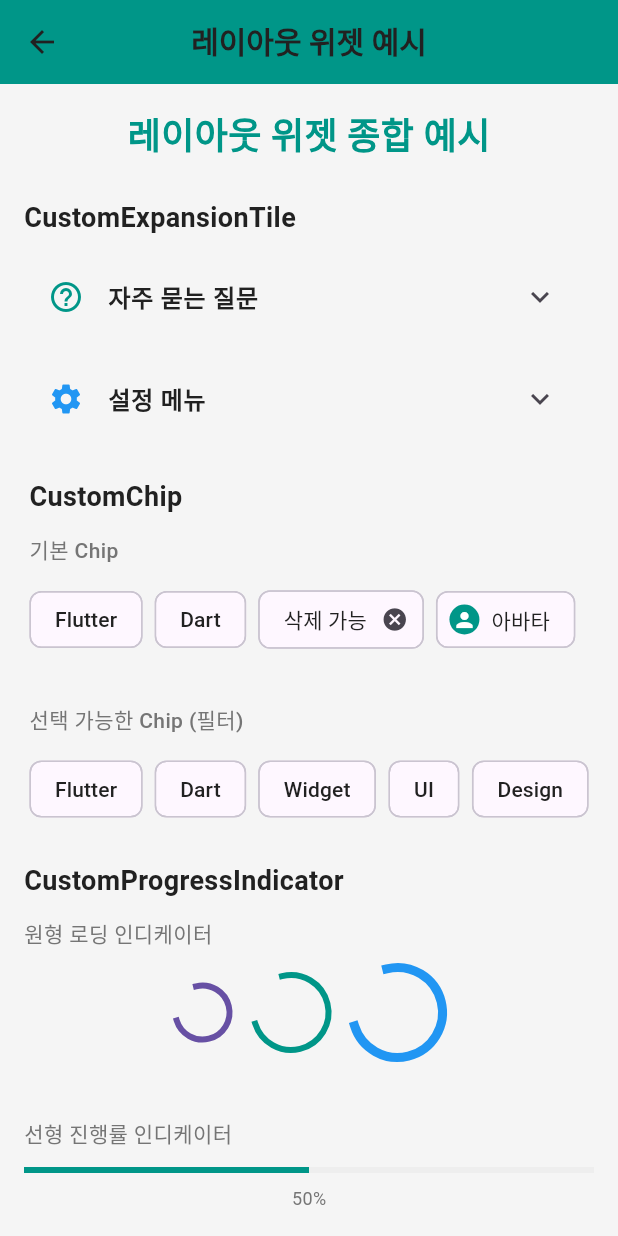
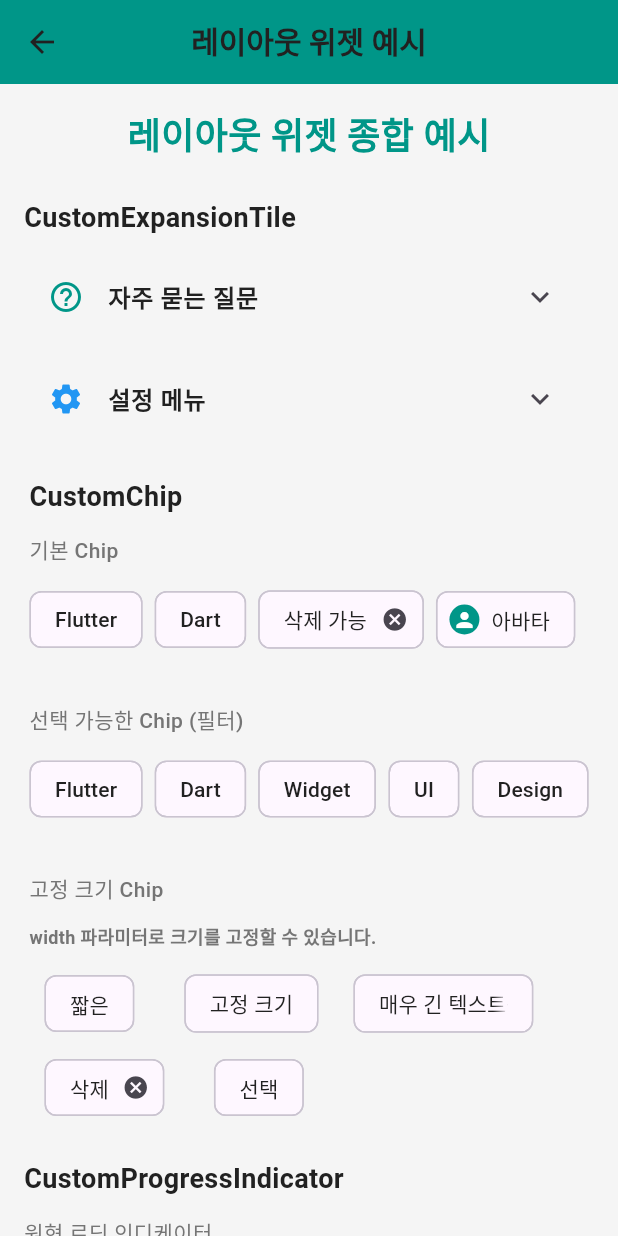
Before and after one commit to cheng80/custom_test_app, a Flutter app: the LayoutWidgetsPage screen opened by its route, on a phone screen of 412 x 824 dp. Run offline on Flutter 3.47's test engine with Material 3 defaults, Android fonts, the light colour scheme and no system bars; our stand-ins replace shared_preferences; accounts and stored records are empty.

Commit message:
feat: CustomChip width 속성 추가 및 CustomDrawer middleChildren, bottomChildren 기능 문서화
- CustomChip에 width 파라미터 추가 (크기 고정 옵션)
- CustomDrawer의 middleChildren, bottomChildren 기능 문서화
- layout_widgets_page에 고정 크기 Chip 예시 추가
- 관련 레퍼런스 문서 업데이트

````diff
--- a/lib/custom/custom_chip.dart
+++ b/lib/custom/custom_chip.dart
@@ -46,6 +46,7 @@ Color? _getThemeChipSelectedTextColor(BuildContext context) {
 /// ```dart
 /// CustomChip(label: "태그", onDeleted: () {})
 /// CustomChip(label: "필터", selectable: true, selected: true, onSelected: (selected) {})
+/// CustomChip(label: "고정 크기", width: 120) // 크기 고정
 /// ```
 class CustomChip extends StatelessWidget {
   /// Chip에 표시할 라벨 (필수)
@@ -97,6 +98,9 @@ class CustomChip extends StatelessWidget {
   /// 툴팁 메시지
   final String? tooltip;
 
+  /// Chip의 너비 (지정하면 크기 고정, 생략하면 유동적)
+  final double? width;
+
   const CustomChip({
     super.key,
     required this.label,
@@ -115,6 +119,7 @@ class CustomChip extends StatelessWidget {
     this.iconSize,
     this.deleteIcon,
     this.tooltip,
+    this.width,
   }) : assert(
          !selectable || onSelected != null || !selected,
          'selectable이 true일 때 onSelected가 제공되어야 합니다.',
@@ -141,9 +146,11 @@ class CustomChip extends StatelessWidget {
       labelWidget = label as Widget;
     }
 
+    Widget chip;
+
     // 선택 가능한 Chip
     if (selectable) {
-      return ChoiceChip(
+      chip = ChoiceChip(
         label: labelWidget,
         selected: selected,
         onSelected: onSelected,
@@ -170,10 +177,9 @@ class CustomChip extends StatelessWidget {
             : null,
       );
     }
-
     // 삭제 가능한 Chip
-    if (onDeleted != null) {
-      return Chip(
+    else if (onDeleted != null) {
+      chip = Chip(
         label: labelWidget,
         onDeleted: onDeleted,
         avatar: avatar,
@@ -194,9 +200,9 @@ class CustomChip extends StatelessWidget {
             : null,
       );
     }
-
     // 기본 Chip
-    Widget chip = Chip(
+    else {
+      chip = Chip(
         label: labelWidget,
         avatar: avatar,
         backgroundColor: backgroundColor,
@@ -210,12 +216,21 @@ class CustomChip extends StatelessWidget {
               )
             : null,
       );
+    }
 
     // tooltip이 있는 경우 Tooltip으로 감싸기
     if (tooltip != null) {
       chip = Tooltip(message: tooltip, child: chip);
     }
 
+    // width가 지정되면 크기 고정
+    if (width != null) {
+      chip = SizedBox(
+        width: width,
+        child: chip,
+      );
+    }
+
     return chip;
   }
 }
--- a/lib/pages/layout_widgets_page.dart
+++ b/lib/pages/layout_widgets_page.dart
@@ -194,6 +194,50 @@ class _LayoutWidgetsPageState extends State<LayoutWidgetsPage> {
                         color: Colors.teal,
                         fontWeight: FontWeight.bold,
                       ),
+                    const SizedBox(height: 8),
+                    CustomText(
+                      "고정 크기 Chip",
+                      fontSize: 14,
+                      fontWeight: FontWeight.w500,
+                      color: p.textSecondary,
+                    ),
+                    CustomText(
+                      "width 파라미터로 크기를 고정할 수 있습니다.",
+                      fontSize: 12,
+                      color: p.textSecondary,
+                    ),
+                    Wrap(
+                      spacing: 8,
+                      runSpacing: 8,
+                      children: [
+                        CustomChip(
+                          label: "짧은",
+                          width: 80,
+                        ),
+                        CustomChip(
+                          label: "고정 크기",
+                          width: 120,
+                        ),
+                        CustomChip(
+                          label: "매우 긴 텍스트를 넣어도",
+                          width: 120,
+                        ),
+                        CustomChip(
+                          label: "삭제",
+                          width: 100,
+                          onDeleted: () => print("삭제됨"),
+                        ),
+                        CustomChip(
+                          label: "선택",
+                          width: 90,
+                          selectable: true,
+                          selected: false,
+                          onSelected: (selected) => print("선택: $selected"),
+                          selectedColor: Colors.teal,
+                          selectedLabelColor: Colors.white,
+                        ),
+                      ],
+                    ),
                   ],
                 ),
 
````
Also changed, not shown: 2 other files. Lines whose indentation alone changed are shown as unchanged.
